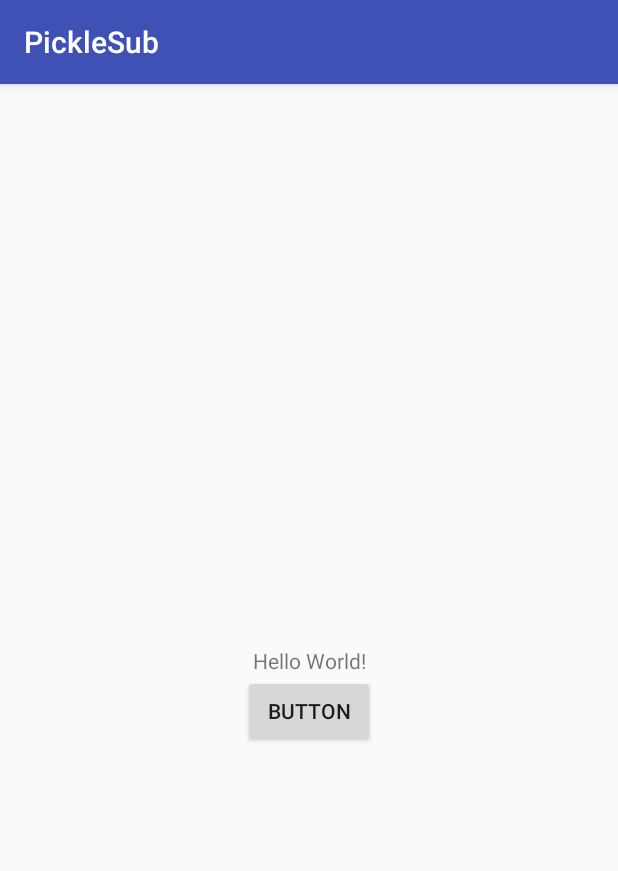
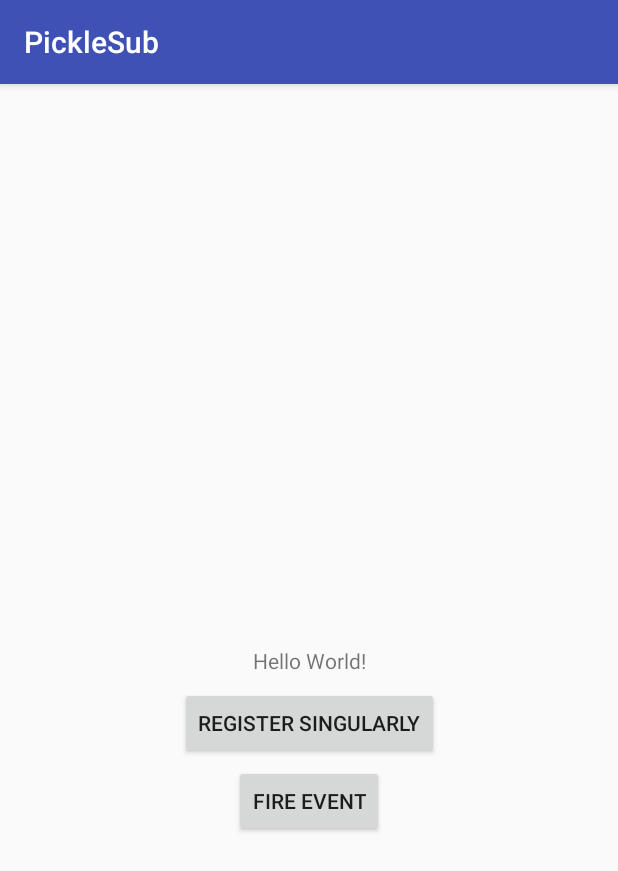
Before and after one commit to iFanie/PickleSub, an Android app: the screen it shows after launch (MainActivity), on a phone screen of 412 x 824 dp. Shown: the top 871 px of the screen. Run offline under Robolectric (Android 15) with nearby library versions, the phone set to English and light mode, and no system bars; libraries missing offline, so code that uses them is left out: com.squareup.otto; 1 statement that could not run was skipped.

Commit message:
Implement single event subscription.
Generated subscriber classes can register for a single event and upon
it's consumption, all subscribing objects get unregistered
automatically. The single event received will still be passed around
to the rest of the subscribing objects that can consume it, before
ending the event cycle. Also, unneeded dependencies were removed.

```diff
--- a/app/src/main/java/com/izikode/izilib/picklesub/app/MainActivity.kt
+++ b/app/src/main/java/com/izikode/izilib/picklesub/app/MainActivity.kt
@@ -20,16 +20,19 @@ class MainActivity : BaseActivity() {
         setContentView(R.layout.activity_main)
 
         bus.register(this)
-        PickleSub.register(subscriber, bus)
 
-        button.setOnClickListener {
+        registerSingularly.setOnClickListener {
+            PickleSub.registerSingularly(subscriber, bus)
+        }
+
+        fireEvent.setOnClickListener {
             bus.post(Num.random(-5, 5))
         }
     }
 
     override fun onDestroy() {
         bus.unregister(this)
-        PickleSub.unregister(subscriber, bus)
+        //PickleSub.unregister(subscriber, bus)
 
         super.onDestroy()
     }
--- a/app/src/main/res/layout/activity_main.xml
+++ b/app/src/main/res/layout/activity_main.xml
@@ -6,8 +6,7 @@
     android:layout_height="match_parent"
     tools:context=".MainActivity">
 
-    <TextView
-        android:id="@+id/textView"
+    <TextView android:id="@+id/textView"
         android:layout_width="wrap_content"
         android:layout_height="wrap_content"
         android:text="Hello World!"
@@ -16,13 +15,22 @@
         app:layout_constraintRight_toRightOf="parent"
         app:layout_constraintTop_toTopOf="parent" />
 
-    <Button
-        android:id="@+id/button"
+    <Button android:id="@+id/registerSingularly"
         android:layout_width="wrap_content"
         android:layout_height="wrap_content"
-        android:text="Button"
+        android:text="Register Singularly"
         app:layout_constraintLeft_toLeftOf="parent"
         app:layout_constraintRight_toRightOf="parent"
-        app:layout_constraintTop_toBottomOf="@id/textView"/>
+        app:layout_constraintTop_toBottomOf="@id/textView"
+        android:layout_marginTop="8dp" />
+
+    <Button android:id="@+id/fireEvent"
+        android:layout_width="wrap_content"
+        android:layout_height="wrap_content"
+        android:text="Fire Event"
+        app:layout_constraintLeft_toLeftOf="parent"
+        app:layout_constraintRight_toRightOf="parent"
+        app:layout_constraintTop_toBottomOf="@id/registerSingularly"
+        android:layout_marginTop="4dp" />
 
 </android.support.constraint.ConstraintLayout>
--- a/build.gradle
+++ b/build.gradle
@@ -35,10 +35,10 @@ buildscript {
 
         Version = [
                 Build : [
-                        CODE    : 3,
+                        CODE    : 4,
 
                         MAJOR   : 0,
-                        MINOR   : 3,
+                        MINOR   : 4,
 
                         getNAME : {
                             return "${ Version.Build.MAJOR }.${ Version.Build.MINOR }"
--- a/picklesub-annotations/build.gradle
+++ b/picklesub-annotations/build.gradle
@@ -43,6 +43,7 @@ targetCompatibility = Version.Core.JAVA
 
 dependencies {
     implementation fileTree(dir: 'libs', include: ['*.jar'])
+    api "com.squareup:otto:${ Version.Dependency.OTTO }"
 }
 
 apply from: 'https://raw.githubusercontent.com/nuuneoi/JCenter/master/installv1.gradle'
--- a/picklesub-annotations/src/main/java/com/izikode/izilib/picklesubannotations/SubscriptionProvider.java
+++ b/picklesub-annotations/src/main/java/com/izikode/izilib/picklesubannotations/component/SubscriptionProvider.java
@@ -11,10 +11,10 @@ distributed under the License is distributed on an "AS IS" BASIS,
 WITHOUT WARRANTIES OR CONDITIONS OF ANY KIND, either express or implied.
 See the License for the specific language governing permissions and
 limitations under the License. */
-package com.izikode.izilib.picklesubannotations;
+package com.izikode.izilib.picklesubannotations.component;
 
 public interface SubscriptionProvider {
 
-    Object[] getSubscribers();
+    AbstractSubscriber[] getSubscribers();
 
 }
--- a/picklesub-compiler/src/main/java/com/izikode/izilib/picklesubcompiler/PickleSubCompiler.java
+++ b/picklesub-compiler/src/main/java/com/izikode/izilib/picklesubcompiler/PickleSubCompiler.java
@@ -18,7 +18,6 @@ import com.izikode.izilib.picklesubannotations.SimplySubscribe;
 import com.izikode.izilib.picklesubcompiler.utility.ConditionalFunction;
 import com.izikode.izilib.picklesubcompiler.utility.SimpleFunction;
 import com.izikode.izilib.picklesubcompiler.utility.SubscriberBuilder;
-
 import java.io.IOException;
 import java.io.Writer;
 import java.util.ArrayList;
@@ -26,7 +25,6 @@ import java.util.Arrays;
 import java.util.List;
 import java.util.Set;
 import java.util.TreeSet;
-
 import javax.annotation.processing.AbstractProcessor;
 import javax.annotation.processing.Filer;
 import javax.annotation.processing.Messager;
--- a/picklesub/build.gradle
+++ b/picklesub/build.gradle
@@ -58,9 +58,6 @@ android {
 
 dependencies {
     implementation fileTree(dir: 'libs', include: ['*.jar'])
-    implementation "com.android.support:appcompat-v7:${ Version.Dependency.SUPPORT }"
-
-    api "com.squareup:otto:${ Version.Dependency.OTTO }"
     api project(':picklesub-annotations')
 }
 
```
Also changed, not shown: picklesub-annotations/src/main/java/com/izikode/izilib/picklesubannotations/component/AbstractSubscriber.java (added, +18 -0 lines), picklesub-annotations/src/main/java/com/izikode/izilib/picklesubannotations/component/AbstractSubscriptionProvider.java (added, +59 -0 lines), picklesub-compiler/src/main/java/com/izikode/izilib/picklesubcompiler/utility/ConditionalFunction.java (+17 -2 lines), picklesub-compiler/src/main/java/com/izikode/izilib/picklesubcompiler/utility/SimpleFunction.java (+17 -2 lines), picklesub-compiler/src/main/java/com/izikode/izilib/picklesubcompiler/utility/SubscriberBuilder.java (+9 -9 lines), picklesub/src/main/java/com/izikode/izilib/picklesub/PickleSub.java (+32 -3 lines), 3 other files.
